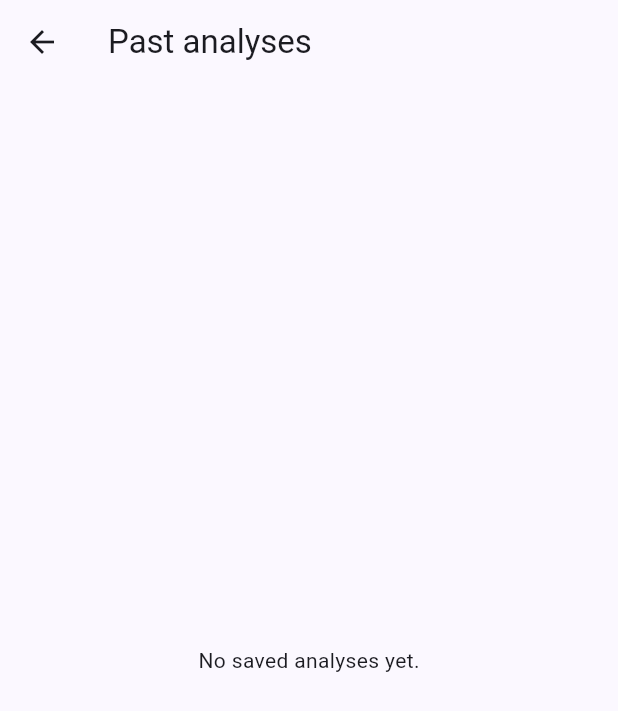
After one commit to YogeshNayal17/ReasoningEngine, a Flutter app: the screen it shows after launch, after a tap on the "history" icon, on a phone screen of 412 x 824 dp. The commit adds this screen. Shown: the top 711 px of the screen. Run offline on Flutter 3.47's test engine with Material 3 defaults, Android fonts, the phone set to English and light mode, and no system bars; our stand-ins replace flutter_riverpod, go_router, logger; missing offline and left inert: google_mlkit_text_recognition.

Commit message:
feat: implement saved analyses feature with persistence and UI integration

```diff
--- a/app/lib/core/router/app_router.dart
+++ b/app/lib/core/router/app_router.dart
@@ -5,6 +5,7 @@ import '../../features/analysis/presentation/screens/analysis_screen.dart';
 import '../../features/analysis/presentation/screens/analyzing_screen.dart';
 import '../../features/analysis/presentation/screens/core_claim_screen.dart';
 import '../../features/analysis/presentation/screens/evidence_screen.dart';
+import '../../features/analysis/presentation/screens/saved_analyses_screen.dart';
 import '../../features/analysis/presentation/screens/summary_screen.dart';
 import '../../features/home/presentation/screens/home_screen.dart';
 import 'route_paths.dart';
@@ -19,6 +20,11 @@ final appRouterProvider = Provider<GoRouter>((ref) {
         path: RoutePaths.home,
         name: 'home',
         builder: (context, state) => const HomeScreen(),
+      ),
+      GoRoute(
+        path: RoutePaths.savedAnalyses,
+        name: 'savedAnalyses',
+        builder: (context, state) => const SavedAnalysesScreen(),
       ),
       GoRoute(
         path: RoutePaths.analyzing,
--- a/app/lib/core/router/route_paths.dart
+++ b/app/lib/core/router/route_paths.dart
@@ -5,6 +5,7 @@
 /// results) are added in later milestones.
 abstract final class RoutePaths {
   static const String home = '/';
+  static const String savedAnalyses = '/saved-analyses';
   static const String analyzing = '/analyzing';
   static const String coreClaim = '/core-claim';
   static const String analysis = '/analysis';
--- /dev/null
+++ b/app/lib/features/analysis/presentation/screens/saved_analyses_screen.dart
@@ -0,0 +1,51 @@
+import 'package:flutter/material.dart';
+import 'package:flutter_riverpod/flutter_riverpod.dart';
+import 'package:go_router/go_router.dart';
+
+import '../../../../core/router/route_paths.dart';
+import '../controllers/analysis_controller.dart';
+import '../controllers/saved_analyses_controller.dart';
+
+/// Lists past saved analyses. Tapping one feeds it into
+/// `AnalysisController` (the same slot a live `/analyze` result would
+/// occupy) and pushes the same Core Claim → Analysis → Evidence → Summary
+/// flow used for a fresh analysis — those screens only ever read from that
+/// provider, so nothing about them needs to know whether the result is
+/// live or replayed from disk.
+class SavedAnalysesScreen extends ConsumerWidget {
+  const SavedAnalysesScreen({super.key});
+
+  @override
+  Widget build(BuildContext context, WidgetRef ref) {
+    final state = ref.watch(savedAnalysesControllerProvider);
+
+    return Scaffold(
+      appBar: AppBar(title: const Text('Past analyses')),
+      body: switch ((state.isLoading, state.items.isEmpty)) {
+        (true, _) => const Center(child: CircularProgressIndicator()),
+        (false, true) => const Center(child: Text('No saved analyses yet.')),
+        (false, false) => ListView.separated(
+            itemCount: state.items.length,
+            separatorBuilder: (context, index) => const Divider(height: 1),
+            itemBuilder: (context, index) {
+              final saved = state.items[index];
+              return ListTile(
+                title: Text(saved.analysis.claim, maxLines: 2, overflow: TextOverflow.ellipsis),
+                subtitle: Text(_formatDate(saved.savedAt)),
+                onTap: () {
+                  ref.read(analysisControllerProvider.notifier).viewSaved(saved.analysis);
+                  context.push(RoutePaths.coreClaim);
+                },
+              );
+            },
+          ),
+      },
+    );
+  }
+
+  String _formatDate(DateTime dateTime) {
+    String pad(int value) => value.toString().padLeft(2, '0');
+    return '${dateTime.year}-${pad(dateTime.month)}-${pad(dateTime.day)} '
+        '${pad(dateTime.hour)}:${pad(dateTime.minute)}';
+  }
+}
--- a/app/lib/features/home/presentation/screens/home_screen.dart
+++ b/app/lib/features/home/presentation/screens/home_screen.dart
@@ -55,7 +55,16 @@ class _HomeScreenState extends ConsumerState<HomeScreen> with WidgetsBindingObse
     });
 
     return Scaffold(
-      appBar: AppBar(title: const Text('Reason AI')),
+      appBar: AppBar(
+        title: const Text('Reason AI'),
+        actions: [
+          IconButton(
+            icon: const Icon(Icons.history),
+            tooltip: 'Past analyses',
+            onPressed: () => context.push(RoutePaths.savedAnalyses),
+          ),
+        ],
+      ),
       body: const Center(
         child: SingleChildScrollView(
           child: Column(
```
Also changed, not shown: app/lib/features/analysis/data/models/analyze_result.dart (+22 -1 lines), app/lib/features/analysis/data/models/saved_analysis.dart (added, +21 -0 lines), app/lib/features/analysis/data/saved_analyses_repository.dart (added, +49 -0 lines), app/lib/features/analysis/presentation/controllers/analysis_controller.dart (+7 -0 lines), app/lib/features/analysis/presentation/controllers/saved_analyses_controller.dart (added, +64 -0 lines), app/lib/features/analysis/presentation/screens/summary_screen.dart (+12 -5 lines), 5 other files.
